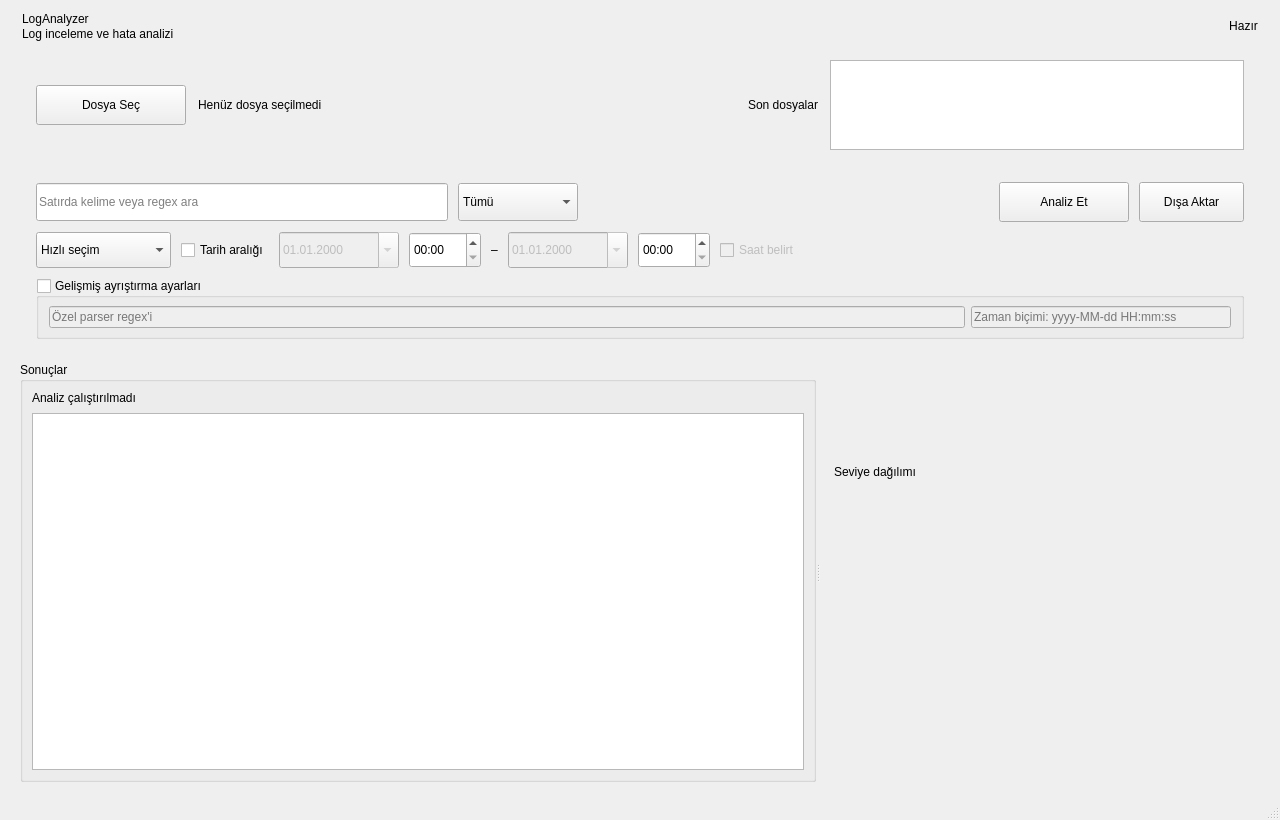
Before: the Qt Designer form src/ui/mainwindow.ui in enestkt/log-analyzer, drawn with Qt 5.
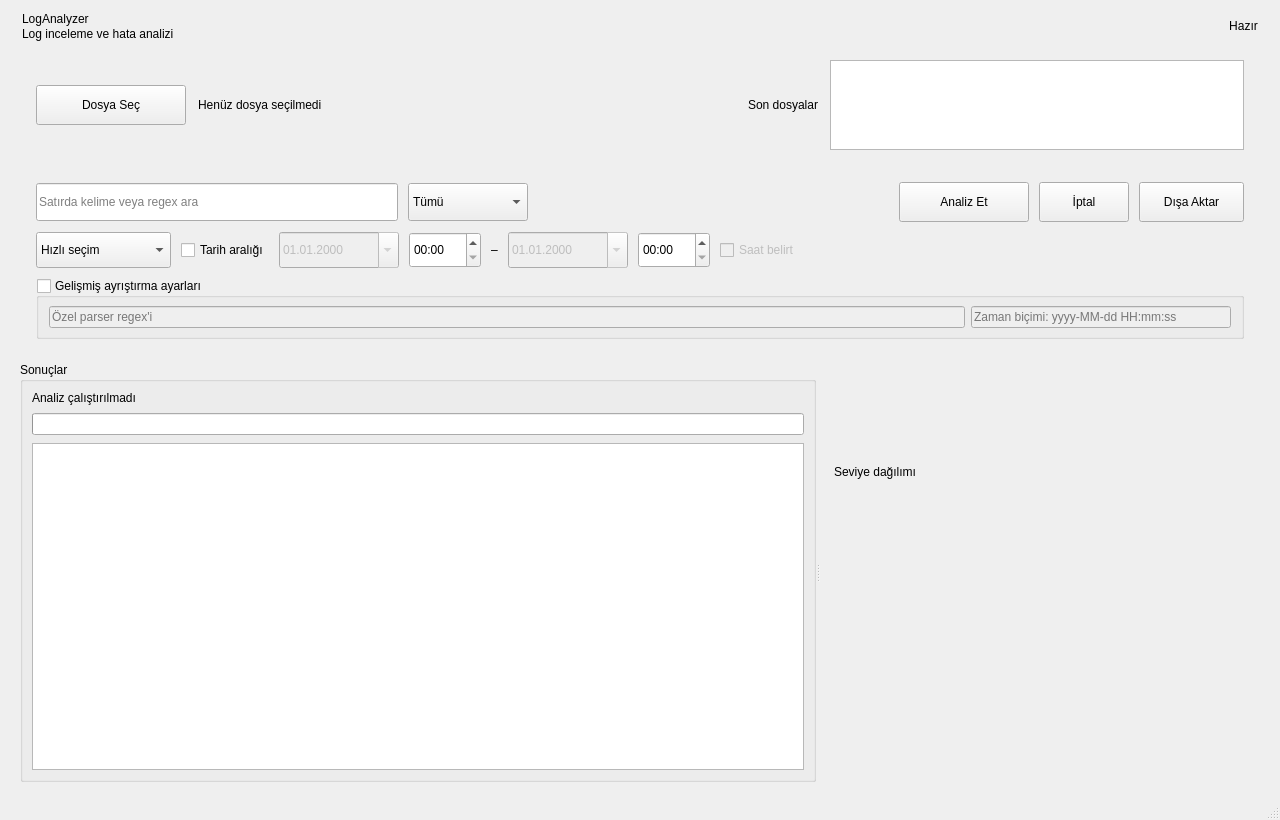
After: the same form once the commit is applied.

Commit message: feat(gui): analiz icin ilerleme cubugu ve Iptal butonu eklendi

The edit to the form file:
```diff
--- a/src/ui/mainwindow.ui
+++ b/src/ui/mainwindow.ui
@@ -321,6 +321,22 @@
            </property>
           </widget>
          </item>
+         <item>
+          <widget class="QPushButton" name="cancelButton">
+           <property name="minimumSize">
+            <size>
+             <width>90</width>
+             <height>40</height>
+            </size>
+           </property>
+           <property name="cursor">
+            <cursorShape>PointingHandCursor</cursorShape>
+           </property>
+           <property name="text">
+            <string>İptal</string>
+           </property>
+          </widget>
+         </item>
          <item>
           <widget class="QPushButton" name="exportButton">
            <property name="minimumSize">
@@ -564,6 +580,19 @@
           </property>
          </widget>
         </item>
+        <item>
+         <widget class="QProgressBar" name="analysisProgressBar">
+          <property name="maximum">
+           <number>1000</number>
+          </property>
+          <property name="value">
+           <number>0</number>
+          </property>
+          <property name="textVisible">
+           <bool>false</bool>
+          </property>
+         </widget>
+        </item>
         <item>
          <widget class="QTableView" name="resultTableView">
           <property name="editTriggers">
```
The commit also changes 7 other files.
